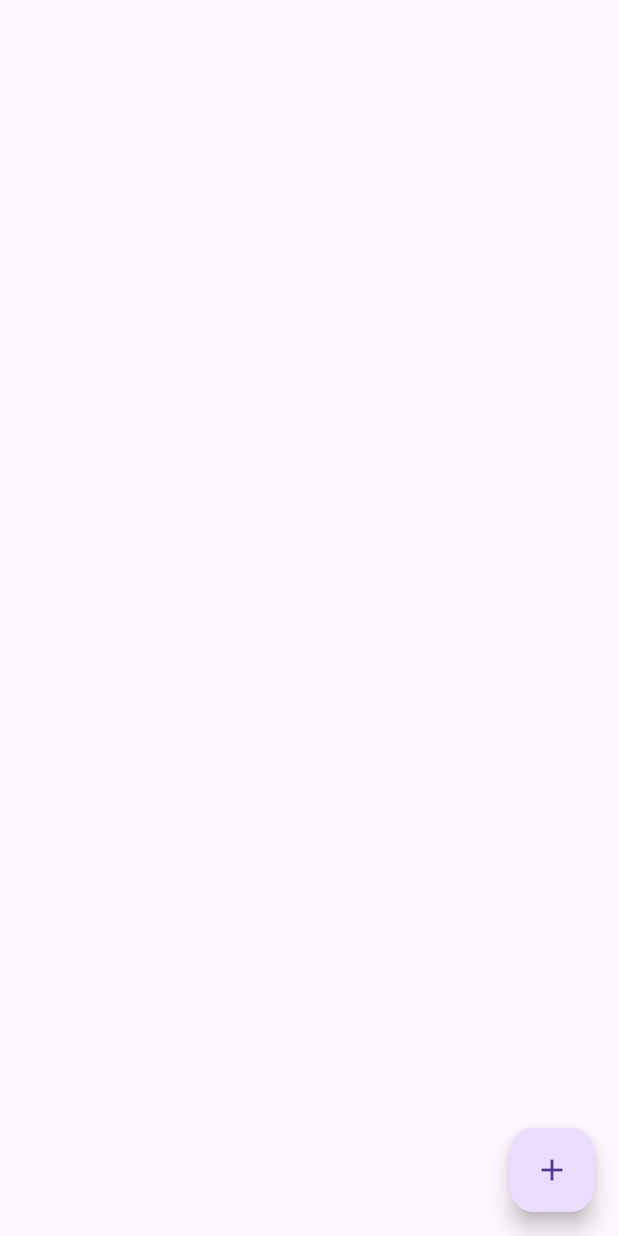
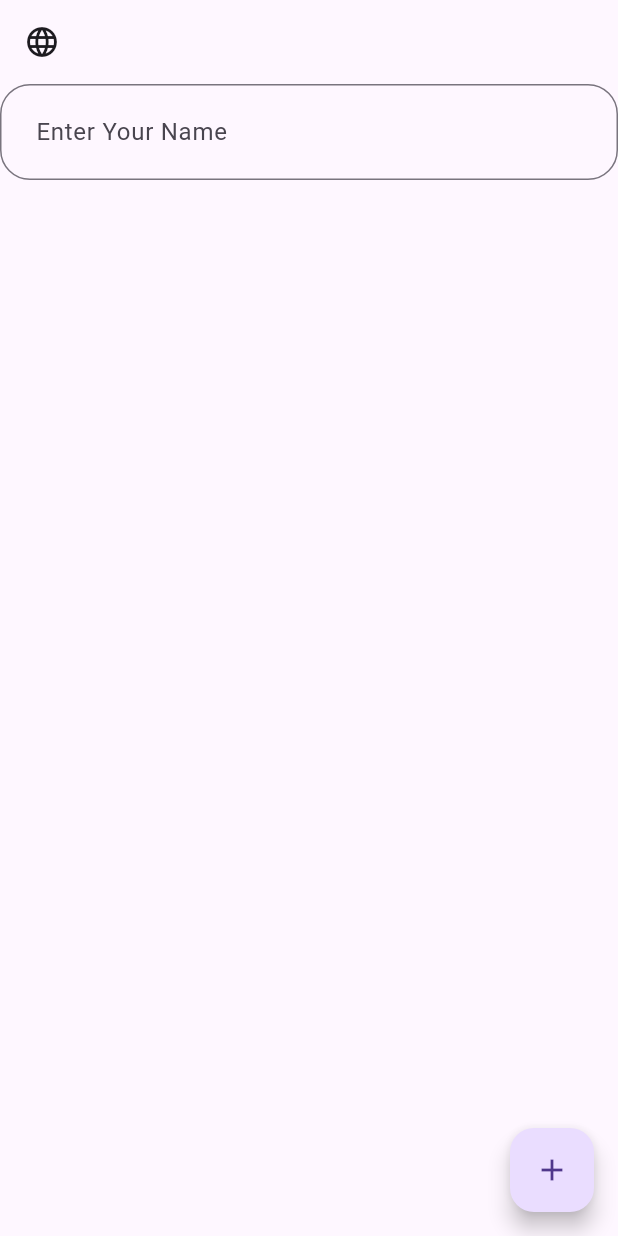
Before and after one commit to HamzaaJavaid/getx_mvvm_hj, a Flutter app: the screen it shows after launch, on a phone screen of 412 x 824 dp. Run offline on Flutter 3.47's test engine with Material 3 defaults, Android fonts, the phone set to English and light mode, and no system bars; our stand-ins replace fluttertoast, get; missing offline and left inert: dart:ffi.

Commit message:
localiaztion done

```diff
--- a/lib/main.dart
+++ b/lib/main.dart
@@ -2,6 +2,7 @@ import 'package:flutter/material.dart';
 import 'package:get/get_navigation/src/root/get_material_app.dart';
 import 'package:getx_mvvm_hj/res/Routes/routes%20name.dart';
 import 'package:getx_mvvm_hj/res/Routes/routes.dart';
+import 'package:getx_mvvm_hj/res/languages/localization.dart';
 import 'package:getx_mvvm_hj/view/SplashScreen.dart';
 
 
@@ -22,6 +23,8 @@ class _MyAppState extends State<MyApp> {
     return GetMaterialApp(
       home: SplashScreen(),
       getPages: Routes.appRoutes(),
+      translations: languages(),
+      locale: Locale('en' , "US"),
     );
   }
 }
--- /dev/null
+++ b/lib/res/languages/localization.dart
@@ -0,0 +1,24 @@
+
+
+import 'package:get/get.dart';
+
+class languages extends Translations{
+
+
+
+  Map<String , Map<String , String>> get keys=>{
+
+    "en_US":{
+      "enter_your_name":"Enter Your Name",
+      "your_name":"Your Name",
+    },
+    "ur_PK":{
+      "enter_your_name":"اپنا نام درج کریں",
+      "your_name":"تمھارا نام",
+    }
+
+  };
+
+
+
+}
--- /dev/null
+++ b/lib/utils/reusable Widgets.dart
@@ -0,0 +1,25 @@
+import 'package:flutter/material.dart';
+
+
+
+class ReuseableWidget{
+
+
+
+  Widget textField(String hintText , TextEditingController controller){
+    return TextField(
+      controller: controller,
+      decoration: InputDecoration(
+        hintText: hintText,
+        border: OutlineInputBorder(
+          borderRadius: BorderRadius.all(Radius.circular(20)),
+        ),
+        contentPadding: EdgeInsets.all(20),
+
+      ),
+    );
+  }
+
+
+
+}
--- a/lib/view/floating action Button.dart
+++ b/lib/view/floating action Button.dart
@@ -1,5 +1,7 @@
 import 'package:flutter/material.dart';
+import 'package:get/get.dart';
 import 'package:getx_mvvm_hj/data/app_exceptions.dart';
+import 'package:getx_mvvm_hj/utils/reusable%20Widgets.dart';
 import 'package:getx_mvvm_hj/utils/utils.dart';
 
 
@@ -12,18 +14,36 @@ class FloatingActionButtonScreen extends StatefulWidget {
 }
 
 class _FloatingActionButtonScreenState extends State<FloatingActionButtonScreen> {
+
+
+  TextEditingController nameController = TextEditingController();
+
   @override
   Widget build(BuildContext context) {
     return  Scaffold(
+      appBar: AppBar(
+        leading: InkWell(
+            onTap: (){
+              Utils.language();
+            },
+            child: Icon(Icons.language)),
+      ),
       floatingActionButton: FloatingActionButton(
         onPressed: (){
 
           Utils.toastMessage('Hey There', Colors.green);
-          Utils.snackBar("This is Hamza", "Booyah", Colors.blue);
+          Utils.snackBar(nameController.text, "Booyah", Colors.blue);
         },
         child: Icon(Icons.add),
 
-      )
+      ) ,
+      body: SafeArea(
+        child: Column(
+          children: [
+            ReuseableWidget().textField("enter_your_name".tr, nameController)
+          ],
+        ),
+      ),
     );
   }
 }
```
Also changed, not shown: lib/utils/utils.dart (+46 -0 lines).
